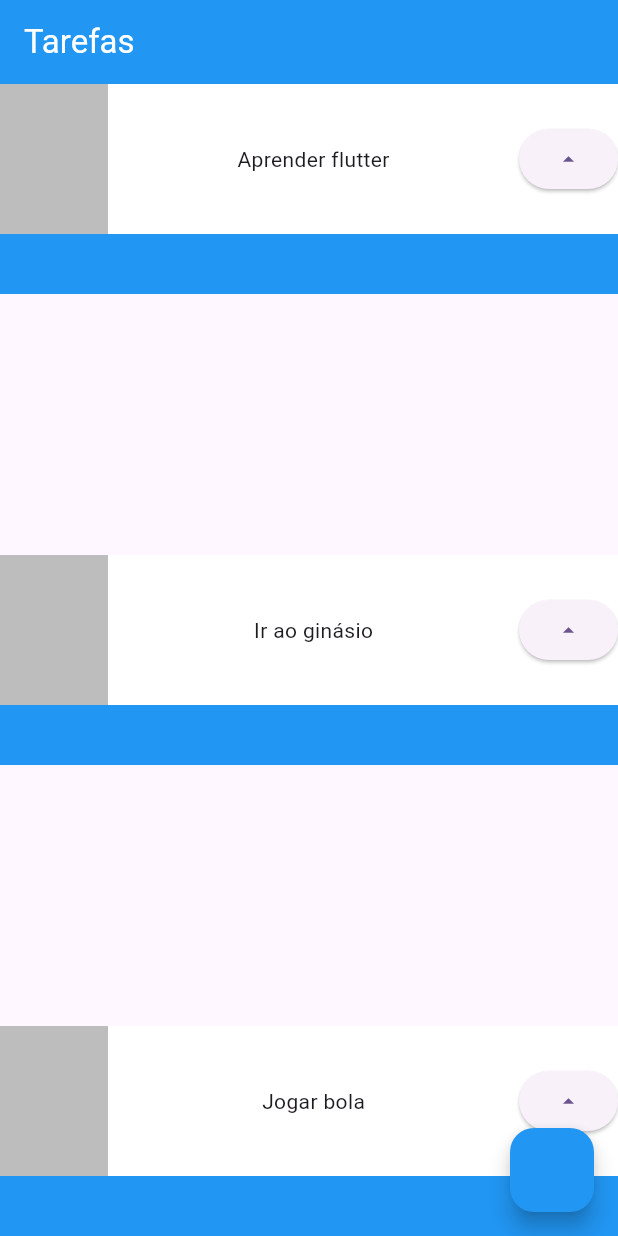
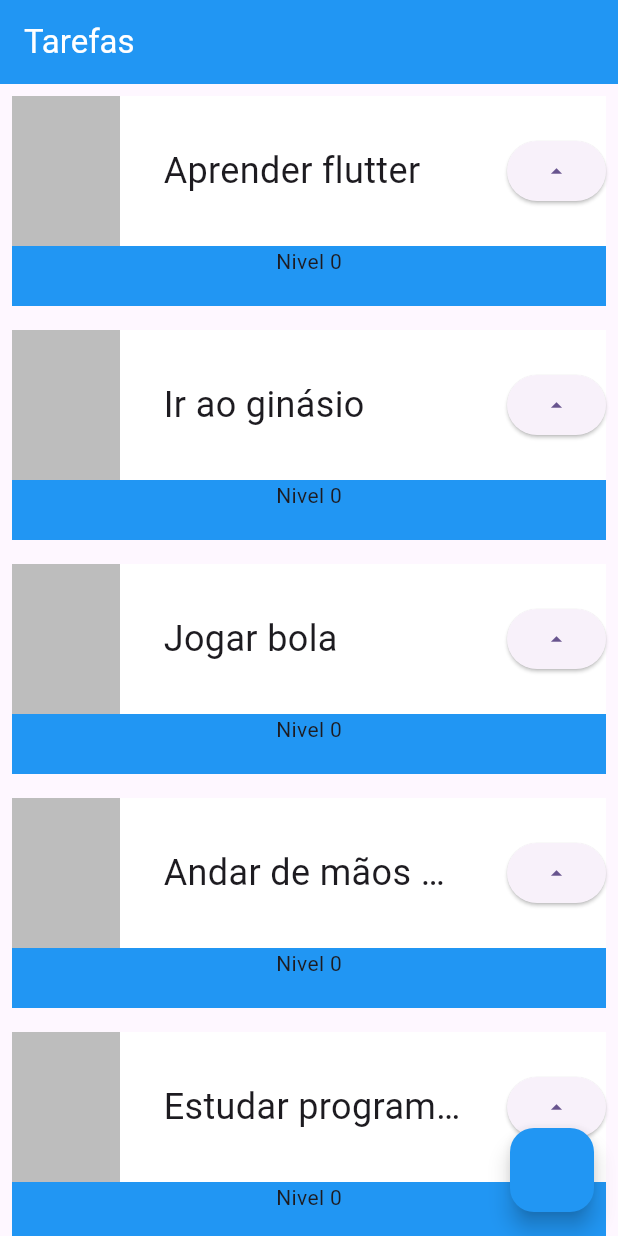
Before and after one commit to linusmanuel/learn-flutter, a Flutter app: the screen it shows after launch, on a phone screen of 412 x 824 dp. Run offline on Flutter 3.47's test engine with Material 3 defaults, Android fonts, the phone set to English and light mode, and no system bars.

```diff
--- a/lib/main.dart
+++ b/lib/main.dart
@@ -23,12 +23,14 @@ class MyApp extends StatelessWidget {
             style: TextStyle(color: Colors.white),
           ),
         ),
-        body: Column(
-          mainAxisAlignment: MainAxisAlignment.spaceBetween,
+        body: ListView(
           children: [
             Task('Aprender flutter'),
             Task('Ir ao ginásio'),
             Task('Jogar bola'),
+            Task('Andar de mãos dadas'),
+            Task('Estudar programação'),
+            Task('Reconhecer os docs com o amigo do Martins'),
           ],
         ),
         floatingActionButton: FloatingActionButton(
@@ -40,32 +42,70 @@ class MyApp extends StatelessWidget {
   }
 }
 
-class Task extends StatelessWidget {
+class Task extends StatefulWidget {
   final String nome;
-  const Task(this.nome, {super.key,});
+
+  const Task(
+    this.nome, {
+    super.key,
+  });
+
+  @override
+  State<Task> createState() => _TaskState();
+}
+
+class _TaskState extends State<Task> {
+  int nivel = 0;
 
   @override
   Widget build(BuildContext context) {
-    return Container(
+    return Padding(
+      padding: const EdgeInsets.all(8.0),
+      child: Container(
         child: Stack(
           children: [
             Container(
               color: Colors.blue,
               height: 140,
             ),
+            Column(
+              children: [
                 Container(
                   color: Colors.white,
                   height: 100,
                   child: Row(
                     mainAxisAlignment: MainAxisAlignment.spaceBetween,
                     children: [
-                Container(color: Colors.black26, width: 72, height: 100,),
-                Text(nome),
-                ElevatedButton(onPressed: (){}, child: Icon(Icons.arrow_drop_up))
+                      Container(
+                        color: Colors.black26,
+                        width: 72,
+                        height: 100,
+                      ),
+                      Container(
+                          width: 200,
+                          child: Text(
+                            widget.nome,
+                            style: TextStyle(fontSize: 24),
+                            overflow: TextOverflow.ellipsis,
+                          )),
+                      ElevatedButton(
+                          onPressed: () {
+                            setState(() {
+                              nivel++;
+                            });
+                            print('Subiu para nível: $nivel');
+                          },
+                          child: Icon(Icons.arrow_drop_up))
                     ],
                   ),
+                ),
+                Container(
+                  child: Text("Nivel $nivel"),
                 )
               ],
+            )
+          ],
+        ),
       ),
     );
   }
```
Lines whose indentation alone changed are shown as unchanged.
